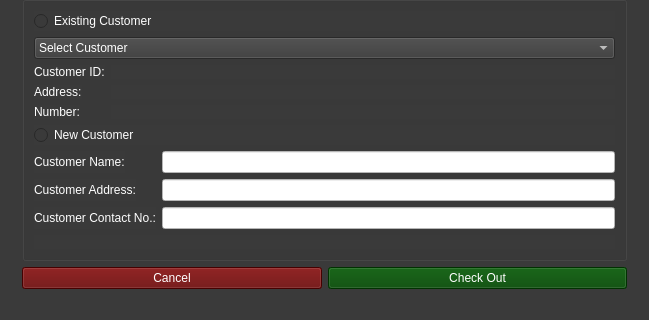
Before: the Qt Designer form Checkout_Page.ui in Aenan05/MAXPC, drawn with Qt 5; both pictures show x 0 to 649 and y 408 to 728 of the 649 by 728 pixel window.
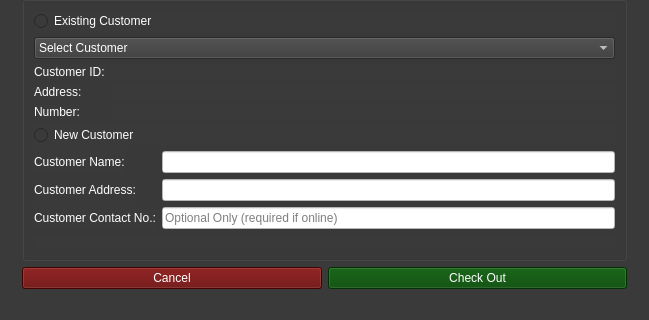
After: the same form once the commit is applied.

Patch:
```diff
--- a/Checkout_Page.ui
+++ b/Checkout_Page.ui
@@ -302,7 +302,8 @@
              <item row="2" column="1">
               <widget class="QLineEdit" name="txtCustContact">
                <property name="styleSheet">
-                <string notr="true">background-color: rgb(255, 255, 255);</string>
+                <string notr="true">background-color: rgb(255, 255, 255);
+color: rgb(0, 0, 0);</string>
                </property>
                <property name="placeholderText">
                 <string>Optional Only (required if online)</string>
```
Left out of the diff: 6 changed lines with no effect on the pictures.
